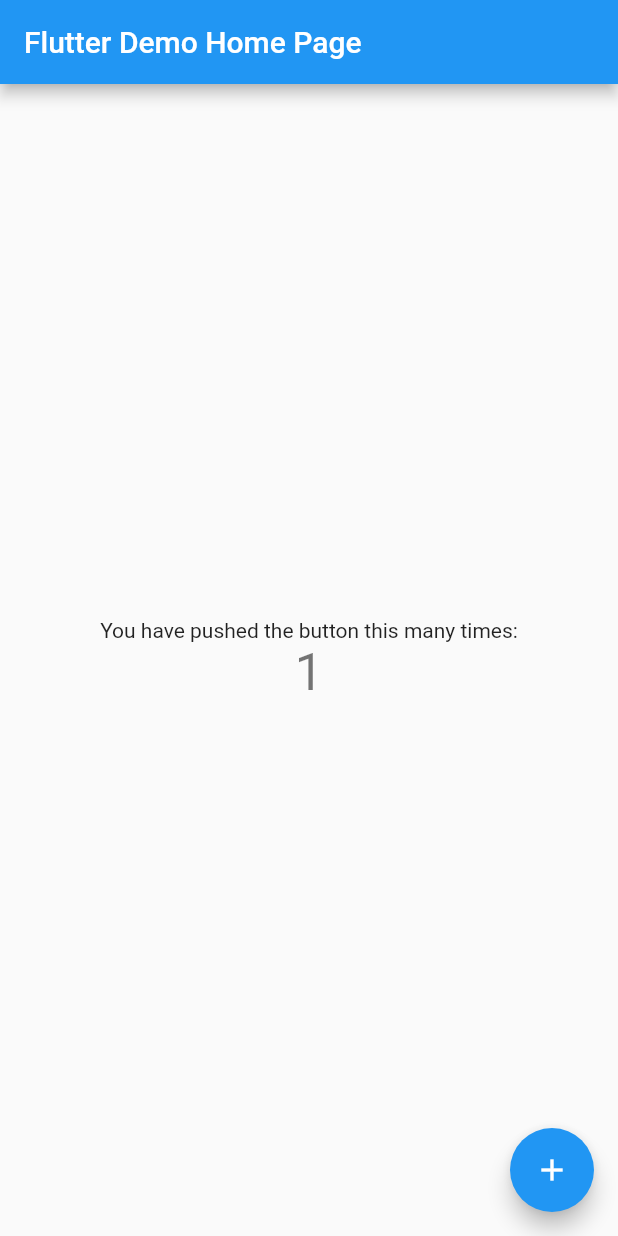
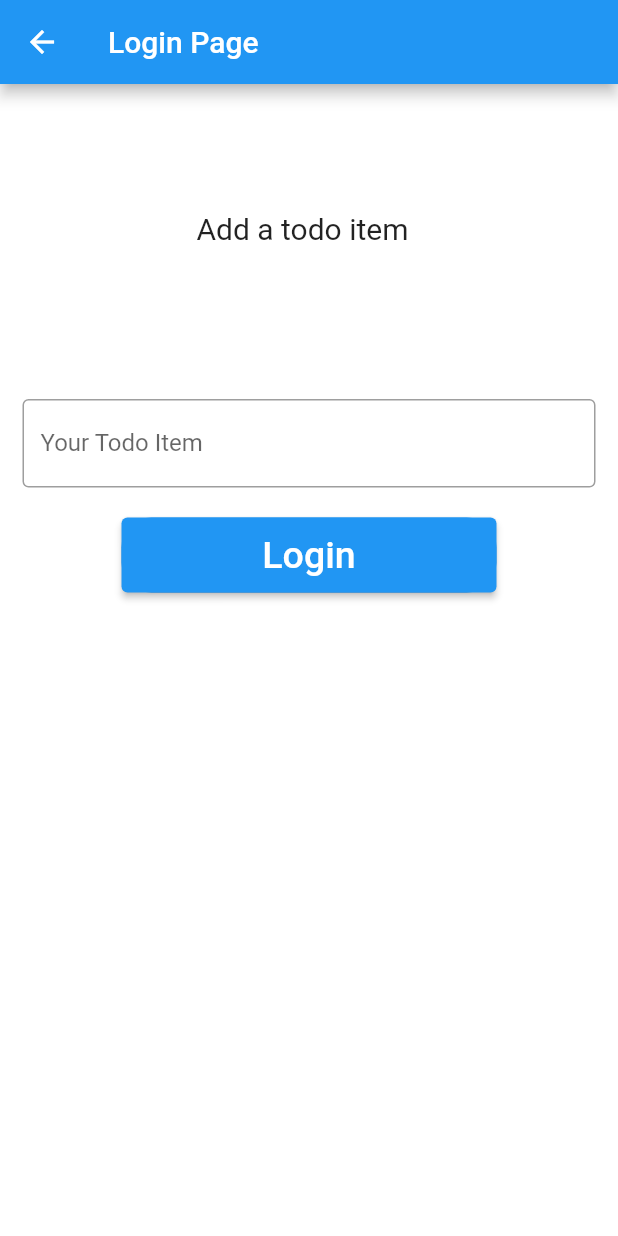
Before and after one commit to ntindle/todo_app, a Flutter app: the MyHomePage screen opened directly, after a tap on the "add" icon, on a phone screen of 412 x 824 dp. Run offline on Flutter 3.47's test engine with Material 2 defaults, Android fonts, the phone set to English and light mode, and no system bars; our stand-ins replace get, get_storage; missing offline and left inert: motor_flutter; accounts and stored records are empty; statements that could not run were skipped.

Commit message:
feat: todo outline

```diff
--- a/lib/main.dart
+++ b/lib/main.dart
@@ -4,6 +4,7 @@ import 'package:get_storage/get_storage.dart';
 
 import 'package:motor_flutter/motor_flutter.dart';
 import 'package:todo_app/login_page.dart';
+import 'package:todo_app/todo.dart';
 
 Future<void> main() async {
   WidgetsFlutterBinding.ensureInitialized();
@@ -54,15 +55,15 @@ class _MyHomePageState extends State<MyHomePage> {
   int _counter = 0;
 
   void _incrementCounter() {
-    setState(() {
-      // This call to setState tells the Flutter framework that something has
-      // changed in this State, which causes it to rerun the build method below
-      // so that the display can reflect the updated values. If we changed
-      // _counter without calling setState(), then the build method would not be
-      // called again, and so nothing would appear to happen.
-      _counter++;
-    });
-    print(Get.find<MotorFlutter>().authorized.value);
+    // setState(() {
+    //   // This call to setState tells the Flutter framework that something has
+    //   // changed in this State, which causes it to rerun the build method below
+    //   // so that the display can reflect the updated values. If we changed
+    //   // _counter without calling setState(), then the build method would not be
+    //   // called again, and so nothing would appear to happen.
+    //   _counter++;
+    // });
+    Get.to(const TodoPage(title: 'Add item'));
   }
 
   @override
--- /dev/null
+++ b/lib/todo.dart
@@ -0,0 +1,73 @@
+import 'package:flutter/material.dart';
+import 'package:get/get.dart';
+import 'package:get_storage/get_storage.dart';
+
+import 'package:motor_flutter/motor_flutter.dart';
+import 'package:todo_app/main.dart';
+
+class TodoPage extends StatefulWidget {
+  const TodoPage({super.key, required this.title});
+
+  final String title;
+
+  @override
+  State<TodoPage> createState() => _TodoPageState();
+}
+
+class _TodoPageState extends State<TodoPage> {
+  GetStorage box = GetStorage();
+  TextEditingController todoItemController = TextEditingController();
+
+  void _addItem() {}
+
+  @override
+  Widget build(BuildContext context) {
+    return Scaffold(
+      backgroundColor: Colors.white,
+      appBar: AppBar(
+        title: const Text("Login Page"),
+      ),
+      body: SingleChildScrollView(
+        child: Column(
+          children: <Widget>[
+            Padding(
+              padding: const EdgeInsets.only(top: 60.0),
+              child: Center(
+                child: Container(
+                    width: 200,
+                    height: 150,
+                    padding: const EdgeInsets.all(25),
+                    child: const Text("Add a todo item",
+                        style: TextStyle(fontSize: 20))),
+              ),
+            ),
+            Padding(
+              padding: const EdgeInsets.symmetric(horizontal: 15),
+              child: TextField(
+                controller: todoItemController,
+                decoration: const InputDecoration(
+                    border: OutlineInputBorder(),
+                    labelText: 'Your Todo Item',
+                    hintText: 'Enter your todo item'),
+              ),
+            ),
+            Container(
+              height: 50,
+              width: 250,
+              margin: const EdgeInsets.only(top: 20),
+              decoration: BoxDecoration(
+                  color: Colors.blue, borderRadius: BorderRadius.circular(20)),
+              child: ElevatedButton(
+                onPressed: () => _addItem(),
+                child: const Text(
+                  'Login',
+                  style: TextStyle(color: Colors.white, fontSize: 25),
+                ),
+              ),
+            ),
+          ],
+        ),
+      ),
+    );
+  }
+}
```
Also changed, not shown: pubspec.lock.
